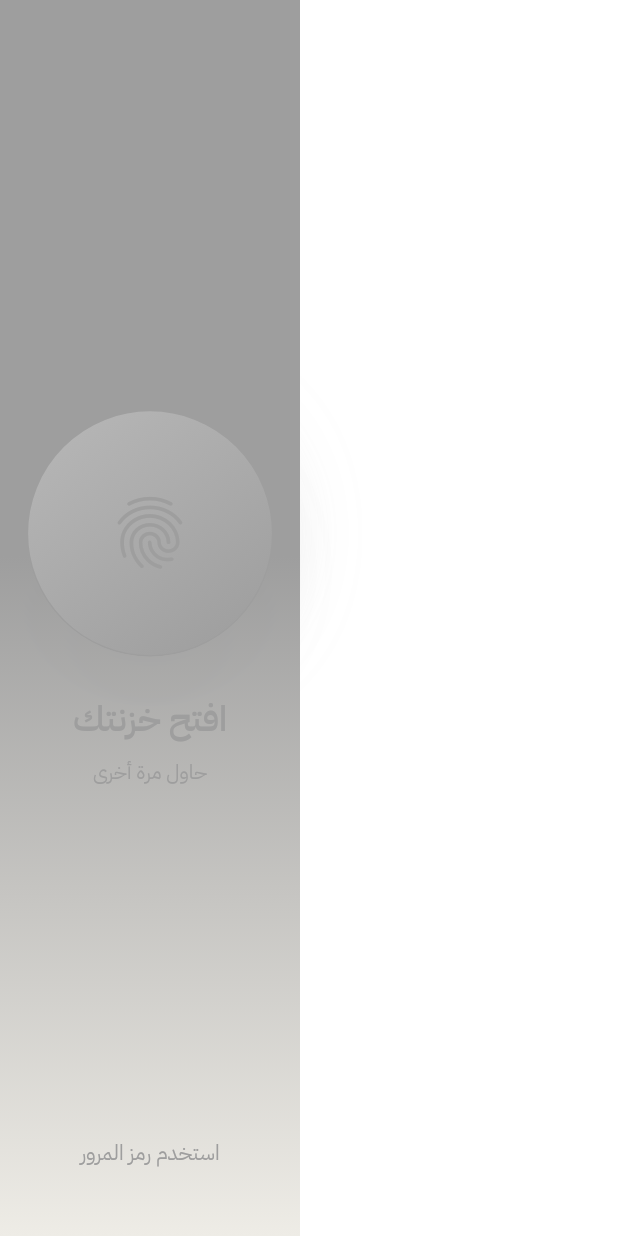
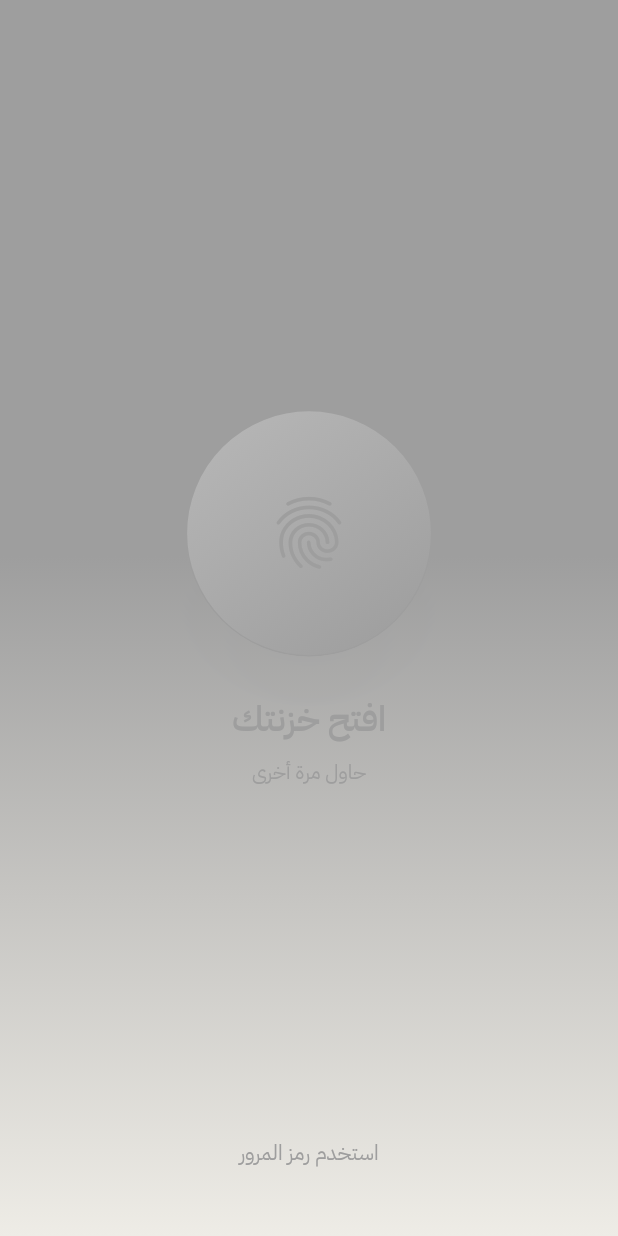
Before and after one commit to Ubb-a/big--duck, a Flutter app: the LockScreen screen opened directly with empty values, on a phone screen of 412 x 824 dp. Run offline on Flutter 3.47's test engine with Material 3 defaults, Android fonts, the phone set to English and light mode, and no system bars; our stand-ins replace file_picker, flutter_local_notifications, flutter_svg, image_picker, just_audio, local_auth and 4 more; missing offline and left inert: dart:ffi, pdfx.

Commit message:
fix(lock): expand LockScreen and VaultCanvasBackdrop to full viewport width on iOS

```diff
--- a/lib/screens/lock_screen.dart
+++ b/lib/screens/lock_screen.dart
@@ -195,14 +195,16 @@ class _LockScreenState extends State<LockScreen> with TickerProviderStateMixin {
     final fastDur = vaultMotion.duration(context, vaultMotion.fast);
 
     return Scaffold(
-      backgroundColor: Colors.transparent,
+      backgroundColor: p.canvas,
       body: VaultCanvasBackdrop(
         palette: p,
         child: SafeArea(
-          child: Padding(
-            padding: const EdgeInsets.symmetric(horizontal: 20, vertical: 24),
-            child: Column(
-              children: [
+          child: SizedBox.expand(
+            child: Padding(
+              padding: const EdgeInsets.symmetric(horizontal: 20, vertical: 24),
+              child: Column(
+                crossAxisAlignment: CrossAxisAlignment.center,
+                children: [
                 const SizedBox(height: 18),
                 Text(
                   s.appTitle,
@@ -360,6 +362,7 @@ class _LockScreenState extends State<LockScreen> with TickerProviderStateMixin {
                 const SizedBox(height: 8),
               ],
             ),
+            ),
           ),
         ),
       ),
--- a/lib/widgets/vault_surface.dart
+++ b/lib/widgets/vault_surface.dart
@@ -33,7 +33,8 @@ class VaultCanvasBackdrop extends StatelessWidget {
 
   @override
   Widget build(BuildContext context) {
-    return DecoratedBox(
+    return SizedBox.expand(
+      child: DecoratedBox(
         decoration: BoxDecoration(
           color: palette.canvas,
           gradient: palette.isDark
@@ -58,6 +59,7 @@ class VaultCanvasBackdrop extends StatelessWidget {
                 ),
         ),
         child: child,
+      ),
     );
   }
 }
```
Also changed, not shown: 1 other file. Lines whose indentation alone changed are shown as unchanged.
